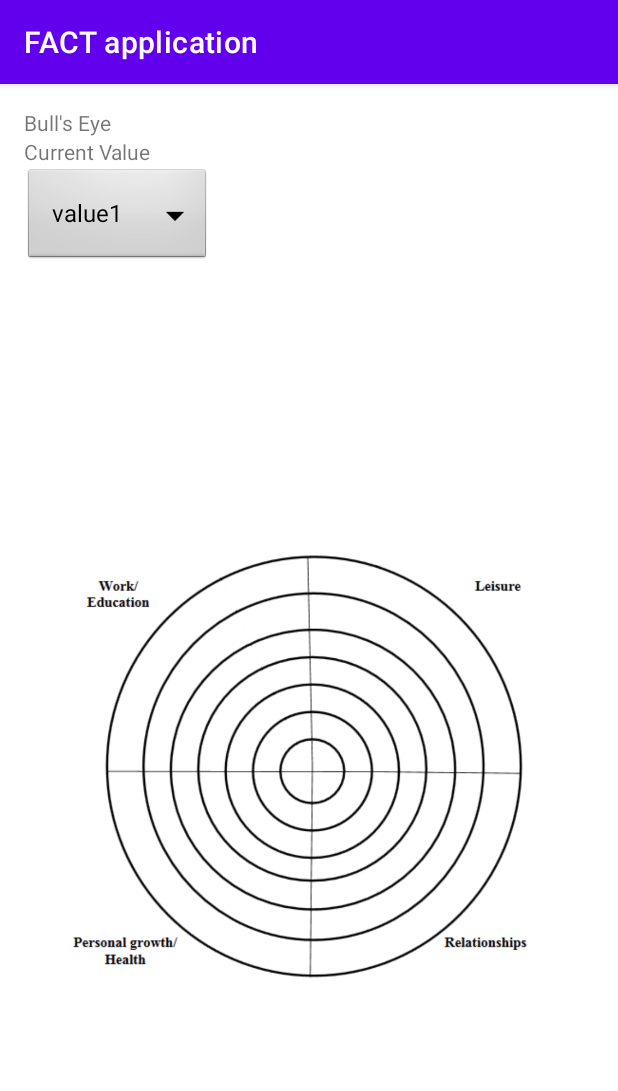
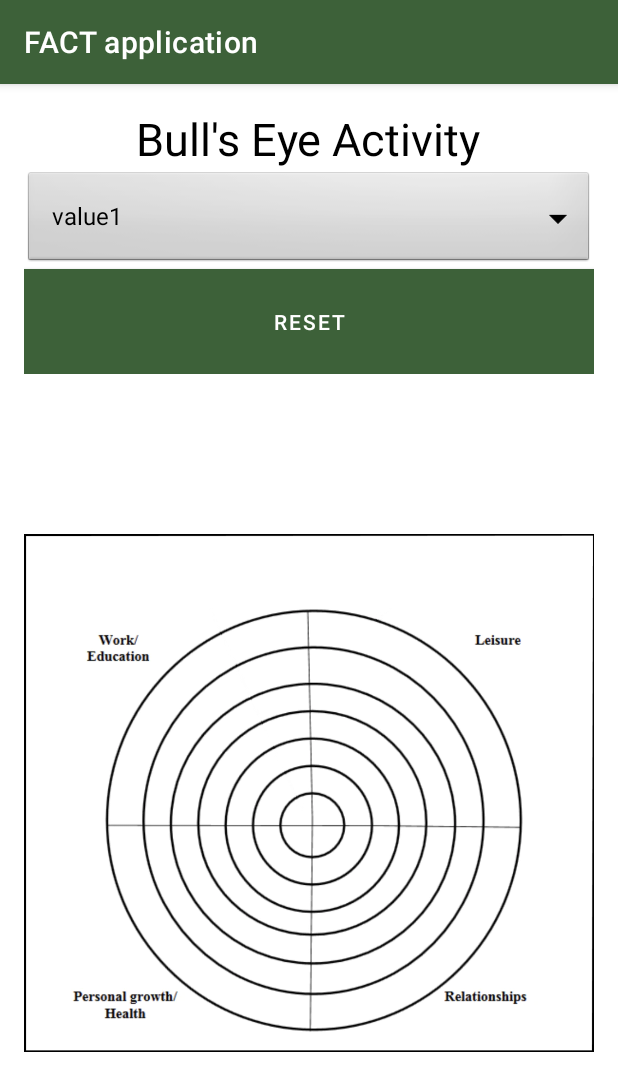
Before and after one commit to Dj5822/FACT-Application, an Android app: the BullseyeActivity screen opened directly, with no data from a screen before it, on a phone screen of 412 x 824 dp. Shown: the top 1091 px of the screen. Run offline under Robolectric (Android 15) with nearby library versions, the phone set to English and light mode, and no system bars.

Commit message:
Added reset and styling

```diff
--- a/app/src/main/java/com/example/factapplication/BullseyeActivity.java
+++ b/app/src/main/java/com/example/factapplication/BullseyeActivity.java
@@ -2,6 +2,8 @@ package com.example.factapplication;
 
 import android.annotation.SuppressLint;
 import android.app.ActionBar;
+import android.graphics.Color;
+import android.graphics.Typeface;
 import android.os.Bundle;
 import android.text.Layout;
 import android.util.TypedValue;
@@ -11,6 +13,7 @@ import android.view.ViewGroup;
 import android.widget.Adapter;
 import android.widget.AdapterView;
 import android.widget.ArrayAdapter;
+import android.widget.Button;
 import android.widget.ImageView;
 import android.widget.RelativeLayout;
 import android.widget.Spinner;
@@ -18,9 +21,12 @@ import android.widget.TextView;
 
 import androidx.appcompat.app.AppCompatActivity;
 
+import java.util.ArrayList;
+
 public class BullseyeActivity extends AppCompatActivity implements AdapterView.OnItemSelectedListener{
 
-    private String currentValue = "";
+    String currentValue = "";
+    int spinnerCounter = 0;
 
     @Override
     protected void onCreate(Bundle savedInstanceState) {
@@ -28,7 +34,22 @@ public class BullseyeActivity extends AppCompatActivity implements AdapterView.O
         setContentView(R.layout.activity_bullseye);
 
         Spinner spinner = (Spinner) findViewById(R.id.spinner);
-        String[] items = new String[]{"value1", "value2", "value3"};
+        ArrayList<String> items = new ArrayList<>();
+        items.add("value1");
+        items.add("value2");
+        items.add("value3");
+        items.add("value4");
+
+        Button resetBullseye = findViewById(R.id.resetButton);
+        resetBullseye.setOnClickListener(new View.OnClickListener() {
+            @Override
+            public void onClick(View view) {
+                finish();
+                startActivity(getIntent());
+            }
+        });
+
+
         ArrayAdapter<String> adapter = new ArrayAdapter<>(this, android.R.layout.simple_spinner_dropdown_item, items);
         spinner.setAdapter(adapter);
         spinner.setOnItemSelectedListener(this);
@@ -60,7 +81,15 @@ public class BullseyeActivity extends AppCompatActivity implements AdapterView.O
                     RelativeLayout.LayoutParams tlp = new RelativeLayout.LayoutParams(ActionBar.LayoutParams.MATCH_PARENT, ActionBar.LayoutParams.WRAP_CONTENT);
                     tlp.setMargins(x+40,y-45,0,0);
                     textView.setLayoutParams(tlp);
+                    textView.setTextColor(Color.rgb(255,0,0));
+                    textView.setTypeface(null, Typeface.BOLD);
                     ((ViewGroup) v).addView(textView);
+
+                    // go to next value
+                    if(spinnerCounter+1<items.size()){
+                        spinner.setSelection(spinnerCounter+1);
+                        spinnerCounter++;
+                    }
                 }
                 return false;
             }
--- a/app/src/main/res/layout/activity_bullseye.xml
+++ b/app/src/main/res/layout/activity_bullseye.xml
@@ -9,30 +9,36 @@
     android:orientation="vertical"
     android:layout_margin="16dp">
 
-    <TextView
-        android:id="@+id/textView"
-        android:layout_width="wrap_content"
-        android:layout_height="wrap_content"
-        android:text="Bull's Eye" />
-
-    <TextView
-        android:id="@+id/textView2"
-        android:layout_width="match_parent"
-        android:layout_height="wrap_content"
-        android:text="Current Value" />
-
-
     <LinearLayout
         android:layout_width="match_parent"
         android:layout_height="wrap_content"
-        android:orientation="horizontal">
+        android:orientation="vertical"
+        android:gravity="center">
+        <TextView
+            android:id="@+id/textView"
+            android:textSize="30dp"
+            android:layout_width="wrap_content"
+            android:layout_height="wrap_content"
+            android:text="Bull's Eye Activity"
+            android:textColor="@color/black"/>
         <Spinner
             android:id="@+id/spinner"
             android:layout_width="wrap_content"
             android:layout_height="wrap_content"
+            android:minWidth="400dp"
             android:background="@android:drawable/btn_dropdown"
             android:spinnerMode="dropdown"/>
+        <Button
+            android:id="@+id/resetButton"
+            android:background="#3d6139"
+            android:layout_width="wrap_content"
+            android:layout_height="wrap_content"
+            android:minHeight="70dp"
+            android:minWidth="400dp"
+            android:text="Reset" />
     </LinearLayout>
+
+
 
     <RelativeLayout
         android:id="@+id/rr"
@@ -43,7 +49,7 @@
             android:id="@+id/imageView"
             android:layout_width="match_parent"
             android:layout_height="wrap_content"
-            android:src="@drawable/untitled" />
+            android:src="@drawable/bullseye" />
 
     </RelativeLayout>
 
--- a/app/src/main/res/values/colors.xml
+++ b/app/src/main/res/values/colors.xml
@@ -1,10 +1,11 @@
 <?xml version="1.0" encoding="utf-8"?>
 <resources>
-    <color name="purple_200">#FFBB86FC</color>
-    <color name="purple_500">#FF6200EE</color>
-    <color name="purple_700">#FF3700B3</color>
+    <color name="purple_200">#3d6139</color>
+    <color name="purple_500">#3d6139</color>
+    <color name="purple_700">#3d6139</color>
     <color name="teal_200">#FF03DAC5</color>
     <color name="teal_700">#FF018786</color>
     <color name="black">#FF000000</color>
     <color name="white">#FFFFFFFF</color>
+    <color name="green">#3d6139</color>
 </resources>
```
Also changed, not shown: app/src/main/res/drawable/bullseye.png (added), app/src/main/res/drawable/eazs.png (deleted).
